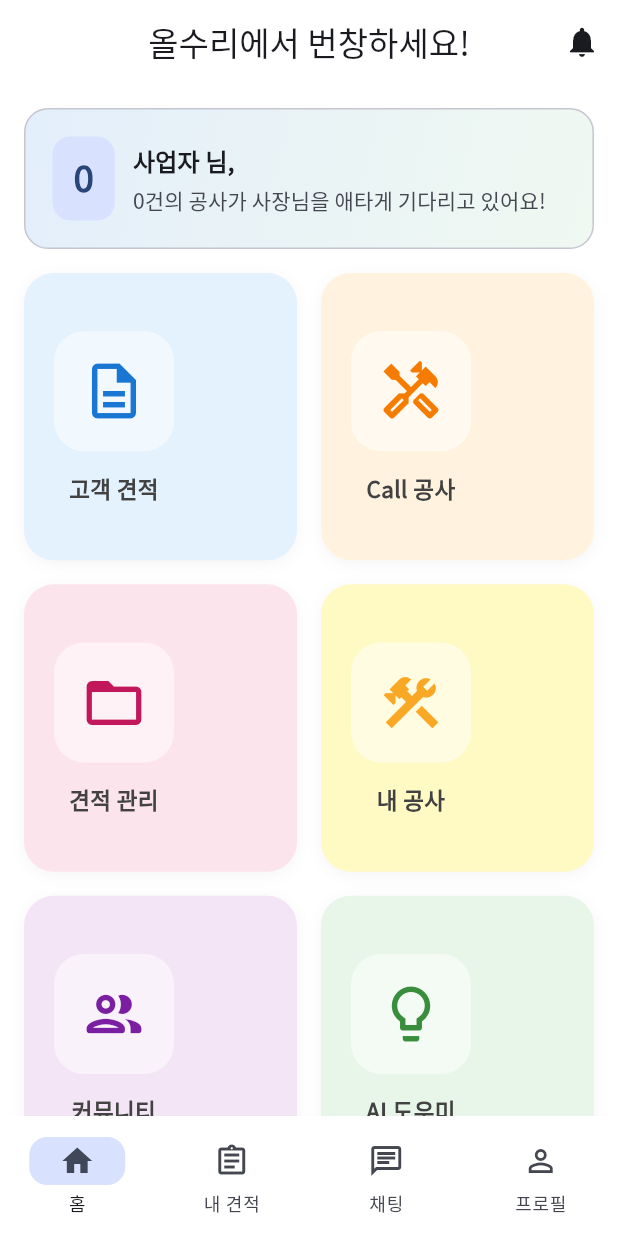
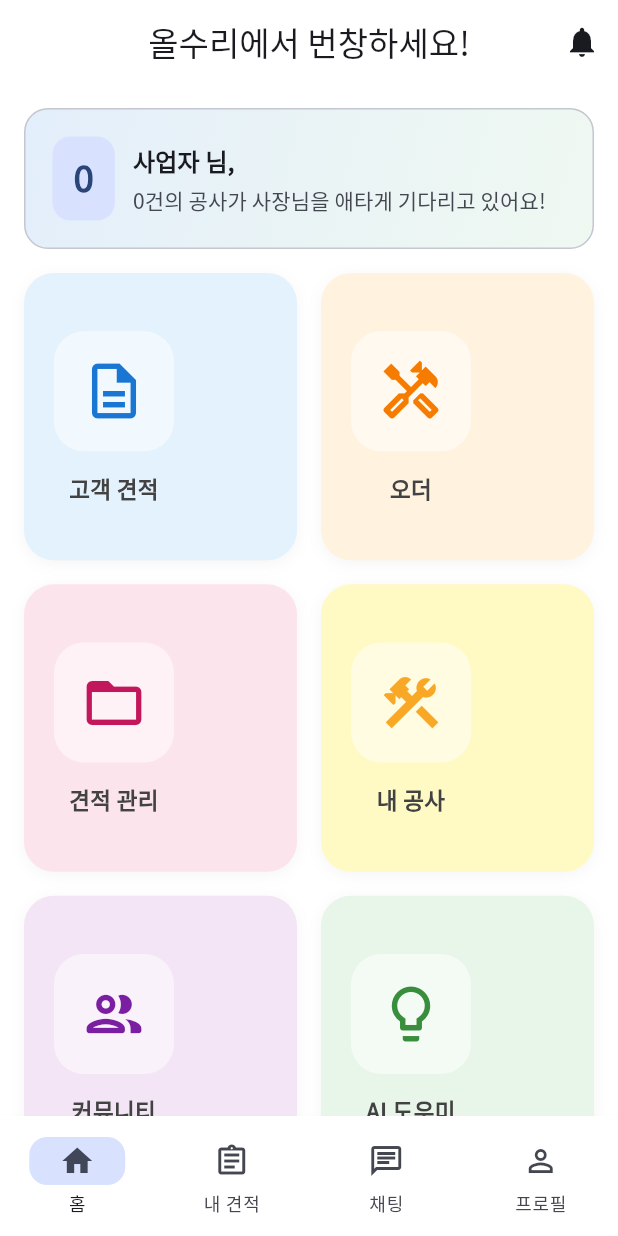
Before and after one commit to onondeveloper/allsuriapp, a Flutter app: the BusinessDashboard screen opened directly, on a phone screen of 412 x 824 dp. Run offline on Flutter 3.47's test engine with Material 3 defaults, Android fonts, the phone set to English and light mode, and no system bars; drawn by our look-alikes of dynamic_color; our stand-ins replace firebase_core, firebase_messaging, flutter_local_notifications, go_router, google_fonts, image_picker and 5 more; missing offline and left inert: app_settings, kakao_flutter_sdk_share, kakao_flutter_sdk_user; accounts and stored records are empty; project files that could hold a hidden picture were left out.

Commit message:
feat: Replace 'Call' terminology with '오더' and fix login session check
- Rename call_marketplace_screen.dart to order_marketplace_screen.dart
- Replace all 'Call 공사', 'Call 마켓' with '오더', '오더 마켓'
- Fix login check to use AuthService instead of Supabase currentUser
- Update notification channel name from call_jobs to order_jobs

```diff
--- a/lib/screens/business/create_job_screen.dart
+++ b/lib/screens/business/create_job_screen.dart
@@ -7,7 +7,7 @@ import '../../services/job_service.dart';
 import '../../services/marketplace_service.dart';
 import '../../services/media_service.dart';
 import 'transfer_job_screen.dart';
-import 'call_marketplace_screen.dart';
+import 'order_marketplace_screen.dart';
 import '../../widgets/interactive_card.dart';
 import 'package:flutter/services.dart';
 import '../../utils/navigation_utils.dart';
@@ -258,7 +258,7 @@ class _CreateJobScreenState extends State<CreateJobScreen> {
         const SnackBar(content: Text('공사가 성공적으로 등록되었습니다!')),
       );
 
-      // 다음 단계 선택: Call 공사로 올리기 또는 이관하기
+      // 다음 단계 선택: 오더로 올리기 또는 이관하기
       if (!mounted) return;
       await _showPostCreateOptions(createdJobId,
           title: _titleController.text.trim(),
@@ -639,7 +639,7 @@ class _CreateJobScreenState extends State<CreateJobScreen> {
                 ),
                 const SizedBox(height: 24),
 
-                // Call 공사 버튼 (메인 - 크고 눈에 띄게)
+                // 오더 버튼 (메인 - 크고 눈에 띄게)
                 Container(
                   height: 70,
                   decoration: BoxDecoration(
@@ -661,7 +661,7 @@ class _CreateJobScreenState extends State<CreateJobScreen> {
                     onPressed: () async {
                       Navigator.pop(sheetContext);
                       try {
-                        print('Call 공사 등록 시작: jobId=$jobId, title=$title');
+                        print('오더 등록 시작: jobId=$jobId, title=$title');
 
                         final result = await _marketplaceService.createListing(
                           jobId: jobId,
@@ -672,32 +672,32 @@ class _CreateJobScreenState extends State<CreateJobScreen> {
                           budgetAmount: budget,
                         );
 
-                        print('Call 공사 등록 결과: $result');
+                        print('오더 등록 결과: $result');
 
                           if (!mounted) return;
 
                           if (result != null) {
-                            print('CallMarketplaceScreen으로 네비게이션 시작');
+                            print('OrderMarketplaceScreen으로 네비게이션 시작');
 
-                            // 즉시 CallMarketplaceScreen으로 이동 (모든 이전 화면 제거)
+                            // 즉시 OrderMarketplaceScreen으로 이동 (모든 이전 화면 제거)
                             Navigator.pushAndRemoveUntil(
                               parentContext,
                               MaterialPageRoute(
-                                builder: (_) => CallMarketplaceScreen(
+                                builder: (_) => OrderMarketplaceScreen(
                                   showSuccessMessage: true, // 성공 메시지 표시 플래그
                                   createdByUserId: Supabase.instance.client.auth.currentUser?.id,
                                 ),
                               ),
                               (route) => false, // 모든 이전 화면 제거
                             );
-                            print('CallMarketplaceScreen으로 네비게이션 완료');
+                            print('OrderMarketplaceScreen으로 네비게이션 완료');
                           } else {
                             ScaffoldMessenger.of(parentContext).showSnackBar(
                               const SnackBar(content: Text('Call 등록에 실패했습니다. 다시 시도해주세요.')),
                             );
                           }
                       } catch (e) {
-                        print('Call 공사 등록 에러: $e');
+                        print('오더 등록 에러: $e');
                         if (!mounted) return;
                         ScaffoldMessenger.of(parentContext).showSnackBar(
                           SnackBar(content: Text('Call 등록 실패: $e')),
@@ -714,7 +714,7 @@ class _CreateJobScreenState extends State<CreateJobScreen> {
                     ),
                     icon: const Icon(Icons.campaign, size: 28),
                     label: const Text(
-                      'Call 공사로 올리기 (추천)',
+                      '오더로 올리기 (추천)',
                       style: TextStyle(
                         fontSize: 18,
                         fontWeight: FontWeight.bold,
--- a/lib/screens/business/call_marketplace_screen.dart
+++ b/lib/screens/business/order_marketplace_screen.dart
@@ -12,21 +12,21 @@ import 'package:allsuriapp/services/estimate_service.dart';
 import 'package:allsuriapp/screens/chat_screen.dart';
 import 'package:allsuriapp/services/notification_service.dart';
 
-class CallMarketplaceScreen extends StatefulWidget {
+class OrderMarketplaceScreen extends StatefulWidget {
   final bool showSuccessMessage;
   final String? createdByUserId;
 
-  const CallMarketplaceScreen({
+  const OrderMarketplaceScreen({
     Key? key,
     this.showSuccessMessage = false,
     this.createdByUserId,
   }) : super(key: key);
 
   @override
-  State<CallMarketplaceScreen> createState() => _CallMarketplaceScreenState();
+  State<OrderMarketplaceScreen> createState() => _OrderMarketplaceScreenState();
 }
 
-class _CallMarketplaceScreenState extends State<CallMarketplaceScreen> {
+class _OrderMarketplaceScreenState extends State<OrderMarketplaceScreen> {
   final MarketplaceService _market = MarketplaceService();
   late Future<List<Map<String, dynamic>>> _future;
   String _status = 'all';
@@ -35,18 +35,18 @@ class _CallMarketplaceScreenState extends State<CallMarketplaceScreen> {
   @override
   void initState() {
     super.initState();
-    print('CallMarketplaceScreen initState 시작');
+    print('OrderMarketplaceScreen initState 시작');
 
     // 사용자 인증 상태 확인
     final currentUser = Supabase.instance.client.auth.currentUser;
-    print('CallMarketplaceScreen: 현재 사용자 - ${currentUser?.id ?? "null (로그인 안됨)"}');
+    print('OrderMarketplaceScreen: 현재 사용자 - ${currentUser?.id ?? "null (로그인 안됨)"}');
 
     if (currentUser == null) {
-      print('⚠️ [CallMarketplaceScreen] 사용자가 로그인되어 있지 않습니다!');
+      print('⚠️ [OrderMarketplaceScreen] 사용자가 로그인되어 있지 않습니다!');
     }
 
     _future = _market.listListings(status: _status, throwOnError: true, postedBy: widget.createdByUserId);
-    print('CallMarketplaceScreen: _future 설정됨');
+    print('OrderMarketplaceScreen: _future 설정됨');
 
     _channel = Supabase.instance.client
         .channel('public:marketplace_listings')
@@ -55,21 +55,21 @@ class _CallMarketplaceScreenState extends State<CallMarketplaceScreen> {
           schema: 'public',
           table: 'marketplace_listings',
           callback: (payload) {
-            print('CallMarketplaceScreen Realtime 이벤트: $payload');
+            print('OrderMarketplaceScreen Realtime 이벤트: $payload');
             if (!mounted) return;
 
             // 새로운 INSERT 이벤트 감지
             if (payload.eventType == 'INSERT') {
               final newListing = payload.newRecord;
-              final title = newListing['title'] ?? 'Call 공사';
+              final title = newListing['title'] ?? '오더';
               final region = newListing['region'] ?? '지역 미정';
 
-              print('🔔 새로운 Call 공사 감지: $title in $region');
+              print('🔔 새로운 오더 감지: $title in $region');
 
               // 로컬 알림 표시
               try {
                 NotificationService().showNewJobNotification(
-                  title: '새로운 Call 공사!',
+                  title: '새로운 오더!',
                   body: '$title - $region',
                   jobId: newListing['id']?.toString() ?? 'unknown',
                 );
@@ -82,9 +82,9 @@ class _CallMarketplaceScreenState extends State<CallMarketplaceScreen> {
           },
         )
         .subscribe();
-    print('CallMarketplaceScreen: Realtime 구독 완료');
+    print('OrderMarketplaceScreen: Realtime 구독 완료');
 
-    // Call 공사 등록 성공 후 이동한 경우 성공 메시지 표시
+    // 오더 등록 성공 후 이동한 경우 성공 메시지 표시
     if (widget.showSuccessMessage) {
       WidgetsBinding.instance.addPostFrameCallback((_) {
         if (mounted) {
@@ -108,11 +108,11 @@ class _CallMarketplaceScreenState extends State<CallMarketplaceScreen> {
   }
 
   Future<void> _reload() async {
-    print('CallMarketplaceScreen _reload 시작: status=$_status');
+    print('OrderMarketplaceScreen _reload 시작: status=$_status');
     setState(() {
       _future = _market.listListings(status: _status, postedBy: widget.createdByUserId);
     });
-    print('CallMarketplaceScreen _reload 완료');
+    print('OrderMarketplaceScreen _reload 완료');
   }
 
   @override
@@ -128,7 +128,7 @@ class _CallMarketplaceScreenState extends State<CallMarketplaceScreen> {
     return Scaffold(
       backgroundColor: Colors.grey[50],
       appBar: AppBar(
-        title: const Text('Call 공사 현황', style: TextStyle(fontWeight: FontWeight.w600)),
+        title: const Text('오더 현황', style: TextStyle(fontWeight: FontWeight.w600)),
         centerTitle: true,
         elevation: 0,
         backgroundColor: Colors.white,
@@ -153,14 +153,14 @@ class _CallMarketplaceScreenState extends State<CallMarketplaceScreen> {
               child: FutureBuilder<List<Map<String, dynamic>>>(
                 future: _future,
                 builder: (context, snapshot) {
-                  print('CallMarketplaceScreen FutureBuilder: connectionState=${snapshot.connectionState}, hasError=${snapshot.hasError}, data=${snapshot.data?.length ?? 0}');
+                  print('OrderMarketplaceScreen FutureBuilder: connectionState=${snapshot.connectionState}, hasError=${snapshot.hasError}, data=${snapshot.data?.length ?? 0}');
 
                   if (snapshot.connectionState == ConnectionState.waiting) {
-                    print('CallMarketplaceScreen: 로딩 중...');
+                    print('OrderMarketplaceScreen: 로딩 중...');
                     return const ShimmerList(itemCount: 6, itemHeight: 110);
                   }
                   if (snapshot.hasError) {
-                    print('CallMarketplaceScreen: 에러 발생 - ${snapshot.error}');
+                    print('OrderMarketplaceScreen: 에러 발생 - ${snapshot.error}');
                     return ListView(
                       physics: const AlwaysScrollableScrollPhysics(),
                       children: [
@@ -178,9 +178,9 @@ class _CallMarketplaceScreenState extends State<CallMarketplaceScreen> {
                     final s = (row['status'] ?? '').toString();
                     return s == 'open' || s == 'withdrawn' || s == 'created'; // 'created' 상태 추가
                   }).toList();
-                  print('CallMarketplaceScreen: 데이터 로드 완료 - ${visibleItems.length}개 항목(오픈/철회/생성됨만)');
+                  print('OrderMarketplaceScreen: 데이터 로드 완료 - ${visibleItems.length}개 항목(오픈/철회/생성됨만)');
                   if (visibleItems.isEmpty) {
-                    print('CallMarketplaceScreen: 빈 목록 표시');
+                    print('OrderMarketplaceScreen: 빈 목록 표시');
                     return ListView(
                       physics: const AlwaysScrollableScrollPhysics(),
                       children: [
@@ -446,7 +446,7 @@ class _CallMarketplaceScreenState extends State<CallMarketplaceScreen> {
                                     ),
                                   ),
                                   const SizedBox(width: 8),
-                                  // Call 잡기 버튼
+                                  // 오더 잡기 버튼
                                   SizedBox(
                                     height: 36,
                                     width: 100,
@@ -537,7 +537,7 @@ class _CallMarketplaceScreenState extends State<CallMarketplaceScreen> {
                       ),
                     );
                       } catch (e, stackTrace) {
-                        print('CallMarketplaceScreen 카드 렌더링 에러: $e');
+                        print('OrderMarketplaceScreen 카드 렌더링 에러: $e');
                         print('StackTrace: $stackTrace');
                         return Container(
                           height: 100,
@@ -564,13 +564,15 @@ class _CallMarketplaceScreenState extends State<CallMarketplaceScreen> {
 
   Future<void> _claimListing(String id) async {
     try {
-      print('🔍 [_claimListing] 공사 잡기 시작: $id');
+      print('🔍 [_claimListing] 오더 잡기 시작: $id');
 
-      // 사용자 로그인 확인
-      final currentUser = Supabase.instance.client.auth.currentUser;
-      print('   현재 사용자: ${currentUser?.id ?? "null"}');
+      // 사용자 로그인 확인 (AuthService 사용)
+      final authService = Provider.of<AuthService>(context, listen: false);
+      final currentUserId = authService.currentUser?.id;
+      print('   현재 사용자 (AuthService): ${currentUserId ?? "null"}');
+      print('   현재 사용자 (Supabase): ${Supabase.instance.client.auth.currentUser?.id ?? "null"}');
 
-      if (currentUser == null) {
+      if (currentUserId == null) {
         if (!mounted) return;
         ScaffoldMessenger.of(context).showSnackBar(
           const SnackBar(
@@ -582,13 +584,13 @@ class _CallMarketplaceScreenState extends State<CallMarketplaceScreen> {
         return;
       }
 
-      print('   → marketplace_service에서 공사 잡기 요청 중...');
+      print('   → marketplace_service에서 오더 잡기 요청 중...');
       final ok = await _market.claimListing(id);
 
       if (!mounted) return;
 
       if (ok) {
-        print('   ✅ 공사 잡기 성공!');
+        print('   ✅ 오더 잡기 성공!');
         ScaffoldMessenger.of(context).showSnackBar(
           const SnackBar(
             content: Text('공사를 성공적으로 잡았습니다!'),
@@ -600,7 +602,7 @@ class _CallMarketplaceScreenState extends State<CallMarketplaceScreen> {
         // 목록 새로고침
         await _reload();
       } else {
-        print('   ❌ 공사 잡기 실패 (이미 다른 사업자가 잡았거나 오류)');
+        print('   ❌ 오더 잡기 실패 (이미 다른 사업자가 잡았거나 오류)');
         if (!mounted) return;
         ScaffoldMessenger.of(context).showSnackBar(
           const SnackBar(
@@ -617,7 +619,7 @@ class _CallMarketplaceScreenState extends State<CallMarketplaceScreen> {
       if (!mounted) return;
       ScaffoldMessenger.of(context).showSnackBar(
         SnackBar(
-          content: Text('공사 잡기 실패: ${e.toString()}'),
+          content: Text('오더 잡기 실패: ${e.toString()}'),
           backgroundColor: Colors.red,
           duration: const Duration(seconds: 3),
         ),
@@ -935,7 +937,7 @@ class _CallMarketplaceScreenState extends State<CallMarketplaceScreen> {
                         },
                         icon: const Icon(Icons.touch_app_rounded, size: 20),
                         label: const Text(
-                          '공사 잡기',
+                          '오더 잡기',
                           style: TextStyle(fontSize: 16, fontWeight: FontWeight.w700),
                         ),
                         style: ElevatedButton.styleFrom(
--- a/lib/screens/notification/notification_screen.dart
+++ b/lib/screens/notification/notification_screen.dart
@@ -5,7 +5,7 @@ import '../../providers/user_provider.dart';
 import '../../services/notification_service.dart';
 import '../../widgets/common_app_bar.dart';
 import '../business/job_management_screen.dart';
-import '../business/call_marketplace_screen.dart';
+import '../business/order_marketplace_screen.dart';
 
 class NotificationScreen extends StatefulWidget {
   const NotificationScreen({Key? key}) : super(key: key);
@@ -257,7 +257,7 @@ class _NotificationScreenState extends State<NotificationScreen> {
                   await _markAsRead(notification);
                   if (!mounted) return;
                   if ((type == 'call_assigned' || type == 'call_update') && (jobId?.isNotEmpty ?? false)) {
-                    Navigator.push(context, MaterialPageRoute(builder: (_) => const CallMarketplaceScreen()));
+                    Navigator.push(context, MaterialPageRoute(builder: (_) => const OrderMarketplaceScreen()));
                   } else {
                     Navigator.push(context, MaterialPageRoute(builder: (_) => const JobManagementScreen()));
                   }
--- a/lib/services/notification_service.dart
+++ b/lib/services/notification_service.dart
@@ -298,7 +298,7 @@ class NotificationService {
     }
   }
 
-  /// 로컬 푸시 알림 표시 (Call 공사 추가 시)
+  /// 로컬 푸시 알림 표시 (오더 추가 시)
   Future<void> showNewJobNotification({
     required String title,
     required String body,
@@ -309,9 +309,9 @@ class NotificationService {
 
       const AndroidNotificationDetails androidPlatformChannelSpecifics =
           AndroidNotificationDetails(
-        'call_jobs_channel',
-        'Call 공사 알림',
-        channelDescription: '새로운 Call 공사 등록 알림',
+        'order_jobs_channel',
+        '오더 알림',
+        channelDescription: '새로운 오더 등록 알림',
         importance: Importance.max,
         priority: Priority.high,
         showWhen: true,
--- a/lib/widgets/business_dashboard.dart
+++ b/lib/widgets/business_dashboard.dart
@@ -5,7 +5,7 @@ import '../screens/business/estimate_management_screen.dart';
 import '../screens/business/transfer_estimate_screen.dart';
 import '../screens/notification/notification_screen.dart';
 import '../screens/business/job_management_screen.dart';
-import '../screens/business/call_marketplace_screen.dart';
+import '../screens/business/order_marketplace_screen.dart';
 import '../screens/profile/profile_screen.dart';
 import '../services/auth_service.dart';
 import '../services/notification_service.dart';
@@ -100,13 +100,13 @@ class _BusinessDashboardState extends State<BusinessDashboard> {
 
   Future<int> _getCallOpenCount() async {
     try {
-      // Call 마켓에서 화면에 보이는 기준: open + withdrawn + created (사업자가 올린 모든 공사)
+      // 오더 마켓에서 화면에 보이는 기준: open + withdrawn + created (사업자가 올린 모든 공사)
       final items = await _market.listListings(status: 'all');
       final count = items.where((row) {
         final s = (row['status'] ?? '').toString();
         return s == 'open' || s == 'withdrawn' || s == 'created';
       }).length;
-      print('🔍 [_getCallOpenCount] Call 공사 개수: $count');
+      print('🔍 [_getCallOpenCount] 오더 개수: $count');
       return count;
     } catch (e) {
       print('❌ [_getCallOpenCount] 에러: $e');
@@ -321,14 +321,14 @@ class _BusinessDashboardState extends State<BusinessDashboard> {
                     ),
                    _buildCleanMenuCard(
                       context,
-                      'Call 공사',
+                      '오더',
                       Icons.handyman_outlined,
                       const Color(0xFFFFF3E0), // Light orange
                       const Color(0xFFF57C00), // Orange for icon
                       () async {
                         await Navigator.push(
                           context,
-                          MaterialPageRoute(builder: (context) => const CallMarketplaceScreen(showSuccessMessage: false)),
+                          MaterialPageRoute(builder: (context) => const OrderMarketplaceScreen(showSuccessMessage: false)),
                         );
                         if (!mounted) return;
                         _refreshCounts();
--- a/pubspec.yaml
+++ b/pubspec.yaml
@@ -16,7 +16,7 @@ publish_to: 'none' # Remove this line if you wish to publish to pub.dev
 # https://developer.apple.com/library/archive/documentation/General/Reference/InfoPlistKeyReference/Articles/CoreFoundationKeys.html
 # In Windows, build-name is used as the major, minor, and patch parts
 # of the product and file versions while build-number is used as the build suffix.
-version: 1.0.0+5
+version: 1.0.0+6
 
 environment:
   sdk: '>=3.4.4 <4.0.0'
```
